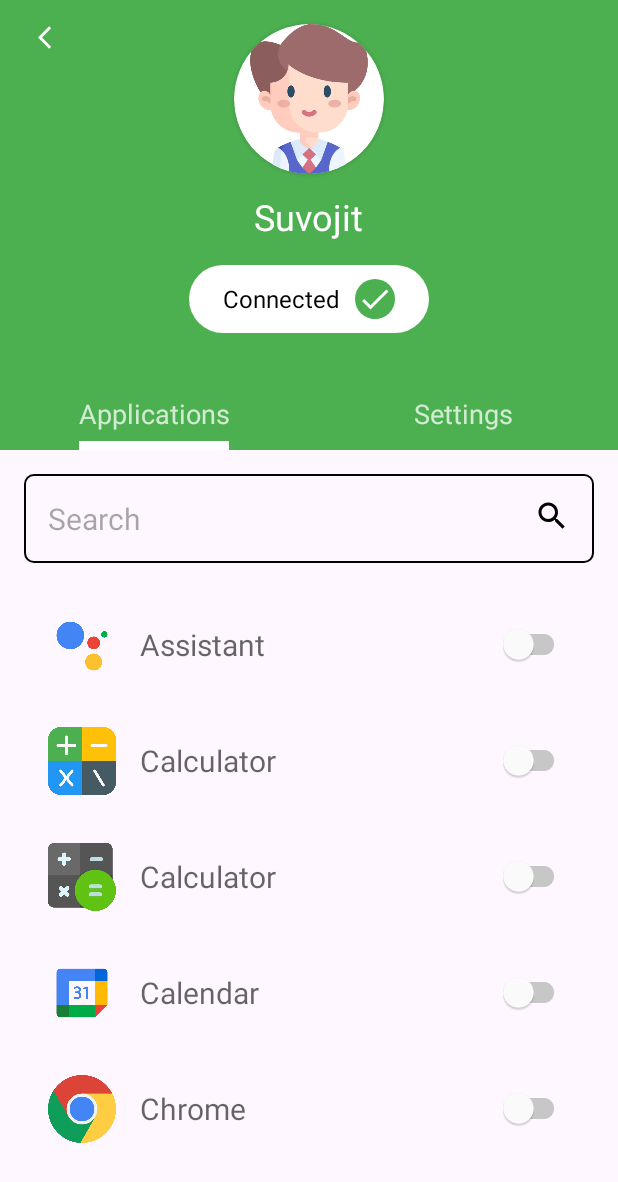
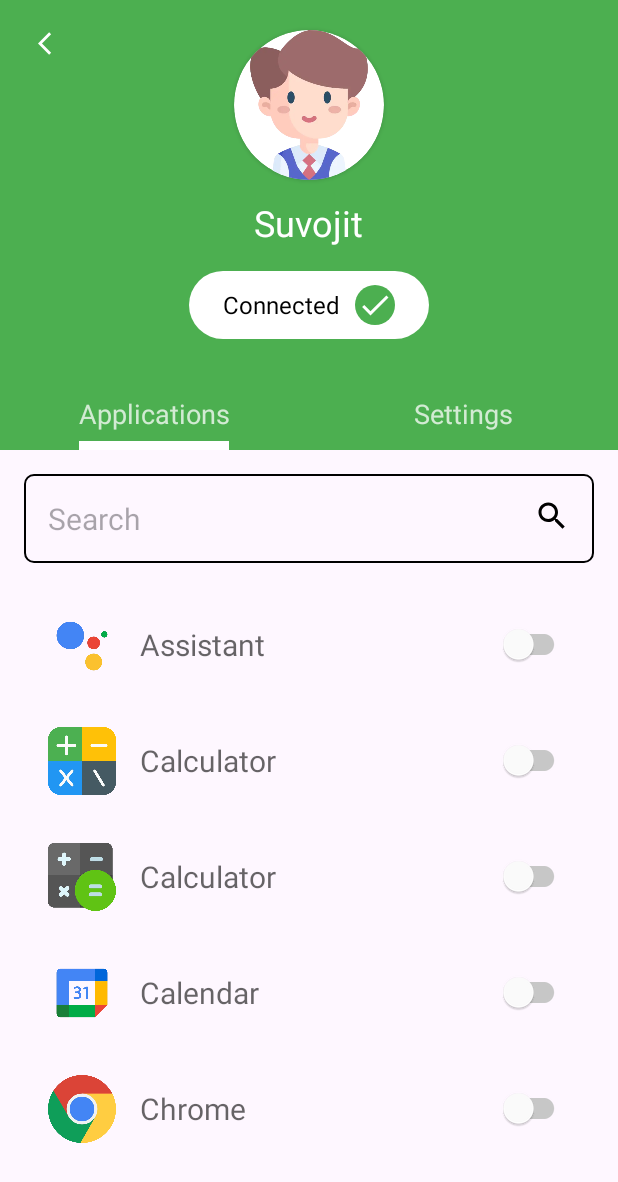
Before and after one commit to deb-ayan/UiDemo, an Android app: the screen it shows after launch (MainActivity), on a phone screen of 412 x 824 dp. Shown: the top 1182 px of the screen. Run offline under Robolectric (Android 15) with nearby library versions, the phone set to English and light mode, and no system bars.

Commit message:
top margin increase

```diff
--- a/app/src/main/res/layout/activity_main.xml
+++ b/app/src/main/res/layout/activity_main.xml
@@ -21,7 +21,7 @@
             app:tint="@color/white"
             android:contentDescription="@string/back_button"
             android:layout_marginStart="25dp"
-            android:layout_marginTop="16dp"/>
+            android:layout_marginTop="20dp"/>
 
         <androidx.cardview.widget.CardView
             android:id="@+id/kid_image"
@@ -29,7 +29,7 @@
             android:layout_height="100dp"
             app:cardCornerRadius="50dp"
             android:layout_centerHorizontal="true"
-            android:layout_marginTop="16dp">
+            android:layout_marginTop="20dp">
             <ImageView
                 android:layout_width="match_parent"
                 android:layout_height="match_parent"
@@ -71,6 +71,7 @@
             <ImageView
                 android:layout_width="wrap_content"
                 android:layout_height="wrap_content"
+                android:contentDescription="@string/check"
                 android:src="@drawable/baseline_check_24"
                 android:background="@drawable/check_bg"
                 android:padding="1dp"
--- a/app/src/main/res/values/strings.xml
+++ b/app/src/main/res/values/strings.xml
@@ -8,4 +8,5 @@
     <string name="hello_blank_fragment">Hello blank fragment</string>
     <string name="search">Search</string>
     <string name="icon">icon</string>
+    <string name="check">check</string>
 </resources>
```
